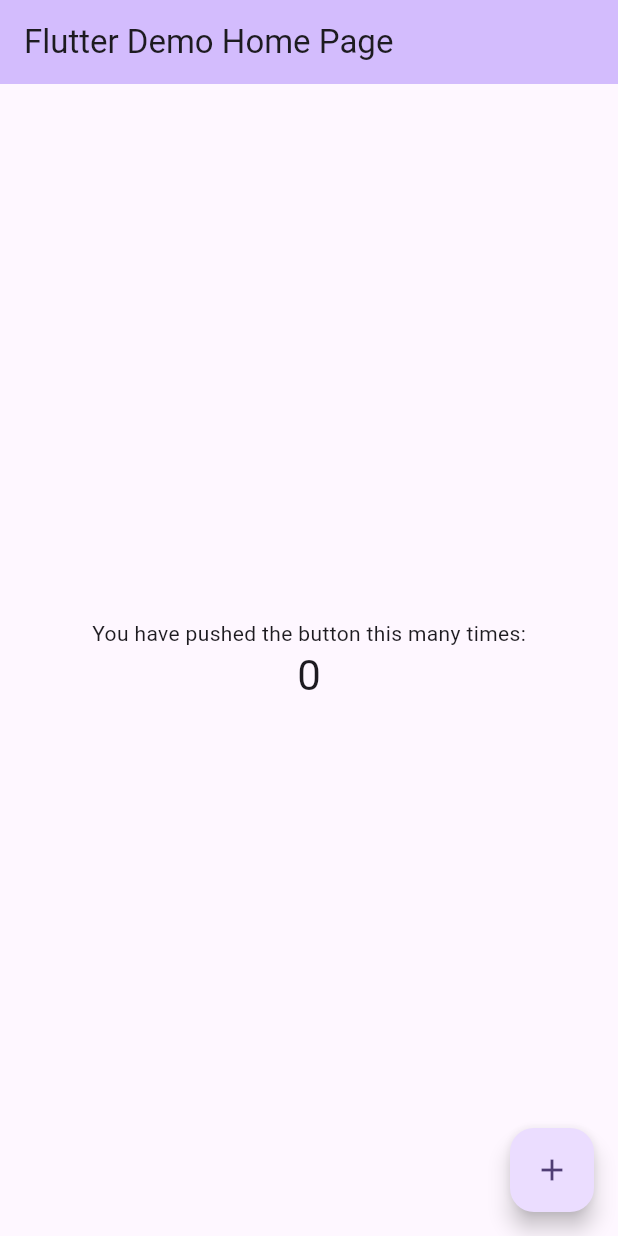
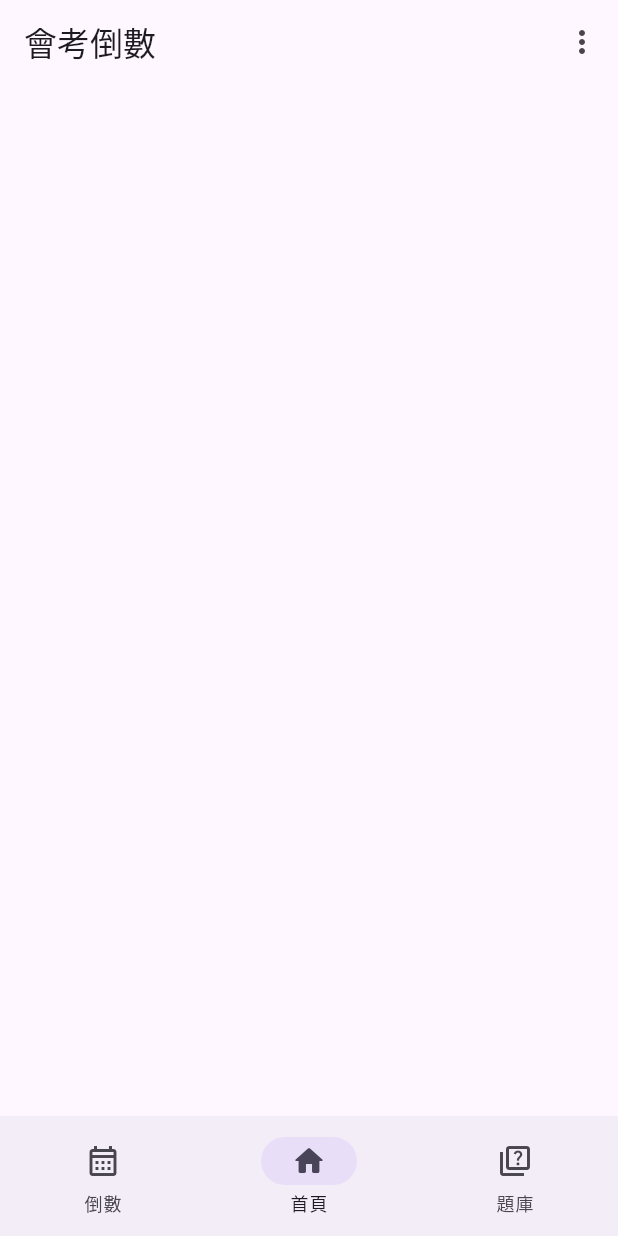
Before and after one commit to SiongSng/cap-countdown, a Flutter app: the screen it shows after launch, on a phone screen of 412 x 824 dp. Run offline on Flutter 3.47's test engine with Material 2 defaults, Android fonts, the light colour scheme and no system bars.

Commit message:
feat: nav bar

```diff
--- a/lib/main.dart
+++ b/lib/main.dart
@@ -1,125 +1,80 @@
 import 'package:flutter/material.dart';
 
 void main() {
-  runApp(const MyApp());
+  runApp(const App());
 }
 
-class MyApp extends StatelessWidget {
-  const MyApp({super.key});
+class App extends StatelessWidget {
+  const App({super.key});
 
-  // This widget is the root of your application.
   @override
   Widget build(BuildContext context) {
     return MaterialApp(
-      title: 'Flutter Demo',
+      title: '會考倒數',
       theme: ThemeData(
-        // This is the theme of your application.
-        //
-        // TRY THIS: Try running your application with "flutter run". You'll see
-        // the application has a blue toolbar. Then, without quitting the app,
-        // try changing the seedColor in the colorScheme below to Colors.green
-        // and then invoke "hot reload" (save your changes or press the "hot
-        // reload" button in a Flutter-supported IDE, or press "r" if you used
-        // the command line to start the app).
-        //
-        // Notice that the counter didn't reset back to zero; the application
-        // state is not lost during the reload. To reset the state, use hot
-        // restart instead.
-        //
-        // This works for code too, not just values: Most code changes can be
-        // tested with just a hot reload.
-        colorScheme: ColorScheme.fromSeed(seedColor: Colors.deepPurple),
+        brightness:
+            WidgetsFlutterBinding.ensureInitialized().window.platformBrightness,
         useMaterial3: true,
       ),
-      home: const MyHomePage(title: 'Flutter Demo Home Page'),
+      debugShowCheckedModeBanner: false,
+      home: const HomePage(),
     );
   }
 }
 
-class MyHomePage extends StatefulWidget {
-  const MyHomePage({super.key, required this.title});
-
-  // This widget is the home page of your application. It is stateful, meaning
-  // that it has a State object (defined below) that contains fields that affect
-  // how it looks.
-
-  // This class is the configuration for the state. It holds the values (in this
-  // case the title) provided by the parent (in this case the App widget) and
-  // used by the build method of the State. Fields in a Widget subclass are
-  // always marked "final".
-
-  final String title;
+class HomePage extends StatefulWidget {
+  const HomePage({super.key});
 
   @override
-  State<MyHomePage> createState() => _MyHomePageState();
+  State<HomePage> createState() => _HomePageState();
 }
 
-class _MyHomePageState extends State<MyHomePage> {
-  int _counter = 0;
-
-  void _incrementCounter() {
-    setState(() {
-      // This call to setState tells the Flutter framework that something has
-      // changed in this State, which causes it to rerun the build method below
-      // so that the display can reflect the updated values. If we changed
-      // _counter without calling setState(), then the build method would not be
-      // called again, and so nothing would appear to happen.
-      _counter++;
-    });
-  }
+class _HomePageState extends State<HomePage> {
+  int selectedIndex = 1;
 
   @override
   Widget build(BuildContext context) {
-    // This method is rerun every time setState is called, for instance as done
-    // by the _incrementCounter method above.
-    //
-    // The Flutter framework has been optimized to make rerunning build methods
-    // fast, so that you can just rebuild anything that needs updating rather
-    // than having to individually change instances of widgets.
     return Scaffold(
-      appBar: AppBar(
-        // TRY THIS: Try changing the color here to a specific color (to
-        // Colors.amber, perhaps?) and trigger a hot reload to see the AppBar
-        // change color while the other colors stay the same.
-        backgroundColor: Theme.of(context).colorScheme.inversePrimary,
-        // Here we take the value from the MyHomePage object that was created by
-        // the App.build method, and use it to set our appbar title.
-        title: Text(widget.title),
-      ),
-      body: Center(
-        // Center is a layout widget. It takes a single child and positions it
-        // in the middle of the parent.
-        child: Column(
-          // Column is also a layout widget. It takes a list of children and
-          // arranges them vertically. By default, it sizes itself to fit its
-          // children horizontally, and tries to be as tall as its parent.
-          //
-          // Column has various properties to control how it sizes itself and
-          // how it positions its children. Here we use mainAxisAlignment to
-          // center the children vertically; the main axis here is the vertical
-          // axis because Columns are vertical (the cross axis would be
-          // horizontal).
-          //
-          // TRY THIS: Invoke "debug painting" (choose the "Toggle Debug Paint"
-          // action in the IDE, or press "p" in the console), to see the
-          // wireframe for each widget.
-          mainAxisAlignment: MainAxisAlignment.center,
-          children: <Widget>[
-            const Text(
-              'You have pushed the button this many times:',
-            ),
-            Text(
-              '$_counter',
-              style: Theme.of(context).textTheme.headlineMedium,
+        appBar: AppBar(
+          title: const Text('會考倒數'),
+          actions: [
+            PopupMenuButton(
+              itemBuilder: (context) => const [
+                PopupMenuItem(
+                  child: Text('設定'),
+                ),
+                PopupMenuItem(
+                  child: Text('關於'),
+                ),
+              ],
             ),
           ],
         ),
-      ),
-      floatingActionButton: FloatingActionButton(
-        onPressed: _incrementCounter,
-        tooltip: 'Increment',
-        child: const Icon(Icons.add),
-      ), // This trailing comma makes auto-formatting nicer for build methods.
-    );
+        body: const Column(),
+        bottomNavigationBar: NavigationBar(
+          selectedIndex: selectedIndex,
+          onDestinationSelected: (value) {
+            setState(() {
+              selectedIndex = value;
+            });
+          },
+          destinations: const [
+            NavigationDestination(
+              icon: Icon(Icons.calendar_month_outlined),
+              selectedIcon: Icon(Icons.calendar_month_rounded),
+              label: '倒數',
+            ),
+            NavigationDestination(
+              icon: Icon(Icons.home_outlined),
+              selectedIcon: Icon(Icons.home_rounded),
+              label: '首頁',
+            ),
+            NavigationDestination(
+              icon: Icon(Icons.quiz_outlined),
+              selectedIcon: Icon(Icons.quiz_rounded),
+              label: '題庫',
+            ),
+          ],
+        ));
   }
 }
--- /dev/null
+++ b/lib/pages/home.dart
@@ -0,0 +1,15 @@
+import 'package:flutter/material.dart';
+
+class HomePage extends StatefulWidget {
+  const HomePage({super.key});
+
+  @override
+  State<HomePage> createState() => _HomePageState();
+}
+
+class _HomePageState extends State<HomePage> {
+  @override
+  Widget build(BuildContext context) {
+    return Container();
+  }
+}
```
Also changed, not shown: 1 other file.
